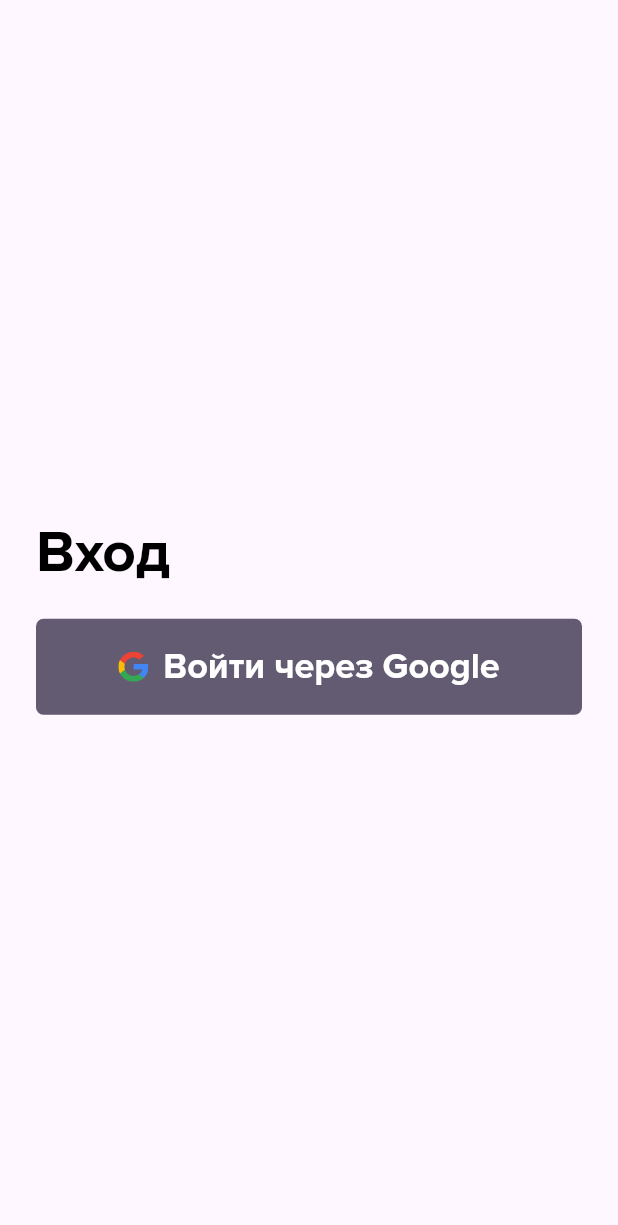
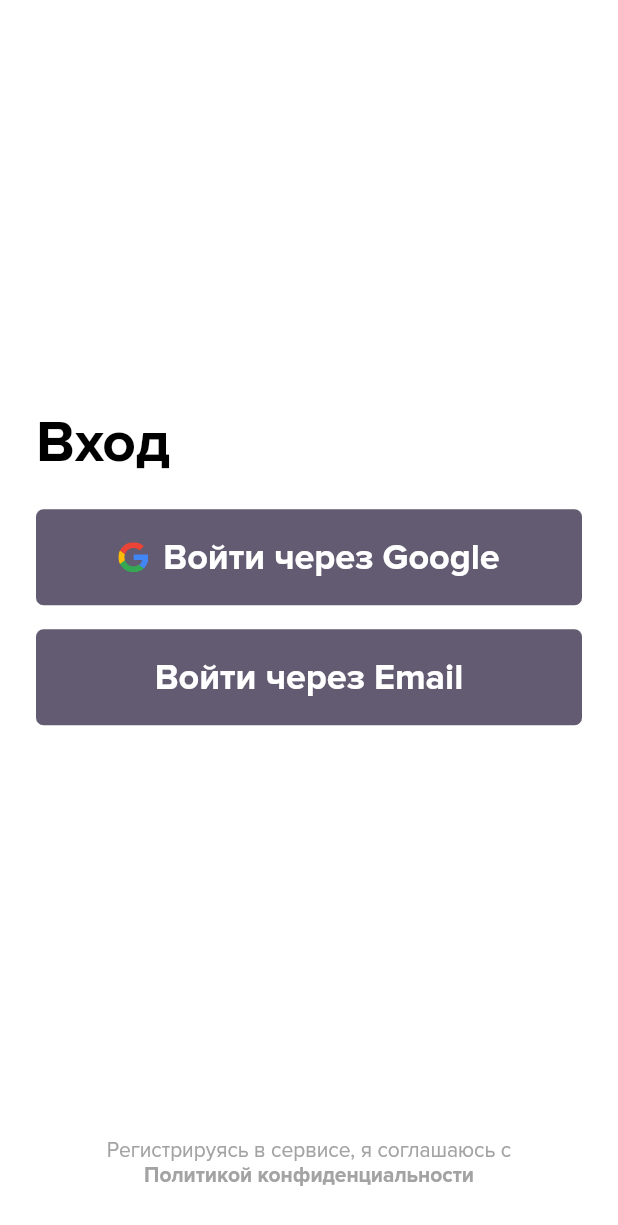
Before and after one commit to YaroslavGamayunov/quiz-app, a Flutter app: the screen it shows after launch, on a phone screen of 412 x 824 dp. Shown: the top 1225 px of the screen. Run offline on Flutter 3.47's test engine with Material 3 defaults, Android fonts, the phone set to English and light mode, and no system bars; our stand-ins replace flutter_svg.

Commit message:
Implement Login and Privacy policy pages

```diff
--- /dev/null
+++ b/assets/text/privacy_policy.txt
@@ -0,0 +1,5 @@
+Пользуясь сервисом, Вы доверяете нам свою личную информацию. Мы делаем все для обеспечения ее безопасности и в то же время предоставляем Вам возможность управлять своими данными.
+Внимательно изучите нашу Политику конфиденциальности, чтобы знать, какие сведения мы собираем, в каких целях их используем и как Вы можете их изменять, экспортировать или удалять.
+
+Чтобы наши правила были как можно более понятными, мы добавили в них примеры, видеоролики и определения.
+Мы периодически вносим в Политику конфиденциальности изменения, однако не намерены в будущем ограничивать права пользователей, описанные в настоящей Политике, без их явного согласия. Мы всегда указываем дату последних изменений, внесенных в Политику, и предоставляем доступ к ее прежним версиям. Если сделаны значительные поправки, то мы объявляем о них дополнительно, а в некоторых случаях можем присылать уведомления по электронной почте.
--- /dev/null
+++ b/lib/constants.dart
@@ -0,0 +1,3 @@
+import 'package:flutter/material.dart';
+
+const kSecondaryTextColor = Color(0xffa3a3a3);
--- a/lib/main.dart
+++ b/lib/main.dart
@@ -14,6 +14,9 @@ class MyApp extends StatelessWidget {
       theme: ThemeData(
         primaryColor: Color(0xff2079ff),
         primarySwatch: Colors.blue,
+        backgroundColor: Colors.white,
+        scaffoldBackgroundColor: Colors.white,
+        appBarTheme: AppBarTheme(elevation: 0, backgroundColor: Colors.white),
         fontFamily: 'ProximaNova',
 
         textTheme: TextTheme(
--- a/lib/screens/login.dart
+++ b/lib/screens/login.dart
@@ -1,5 +1,8 @@
 import 'package:flutter/material.dart';
 import 'package:flutter_svg/flutter_svg.dart';
+import 'package:pep/constants.dart';
+import 'package:pep/screens/privacy_policy.dart';
+import 'package:pep/screens/login_form.dart';
 import 'package:pep/util/widgets.dart';
 
 class LoginPage extends StatefulWidget {
@@ -13,19 +16,75 @@ class _LoginPageState extends State<LoginPage> {
   @override
   Widget build(BuildContext context) {
     return Scaffold(
-      body: Container(margin: EdgeInsets.symmetric(horizontal: 24), child:
-        Column(
+      body: Container(
+          margin: EdgeInsets.symmetric(horizontal: 24),
+          child: Column(
+            mainAxisSize: MainAxisSize.max,
             mainAxisAlignment: MainAxisAlignment.center,
             crossAxisAlignment: CrossAxisAlignment.start,
             children: <Widget>[
+              Spacer(),
               Text(
-              "Вход", style: Theme.of(context).textTheme.headline1!.copyWith(color: Colors.black),
+                "Вход",
+                style: Theme.of(context)
+                    .textTheme
+                    .headline1!
+                    .copyWith(color: Colors.black),
               ),
               SizedBox(height: 24),
-            PepButton(title: "Войти через Google", onTap: () { print("zxc"); }, icon: SvgPicture.asset("assets/ic_google.svg"),)
+              PepButton(
+                title: "Войти через Google",
+                onTap: () {
+                  print("zxc");
+                },
+                icon: SvgPicture.asset("assets/ic_google.svg"),
+              ),
+              SizedBox(height: 16),
+              PepButton(
+                title: "Войти через Email",
+                onTap: () {
+                  Navigator.of(context).push(
+                      MaterialPageRoute(builder: (context) => LoginForm()));
+                },
+                icon: null,
+              ),
+              Spacer(),
+              Container(
+                  alignment: Alignment.center,
+                  padding: EdgeInsets.only(bottom: 32),
+                  child: _PrivacyPolicy())
             ],
-        )
-      ),
+          )),
     );
   }
 }
+
+class _PrivacyPolicy extends StatelessWidget {
+  const _PrivacyPolicy({
+    Key? key,
+  }) : super(key: key);
+
+  @override
+  Widget build(BuildContext context) {
+    return GestureDetector(
+        onTap: () {
+          Navigator.push(context,
+              MaterialPageRoute(builder: (context) => PrivacyPolicy()));
+        },
+        child: RichText(
+            textAlign: TextAlign.center,
+            text: TextSpan(
+                text: "Регистрируясь в сервисе, я соглашаюсь с\n",
+                style: Theme.of(context)
+                    .textTheme
+                    .bodyText2!
+                    .copyWith(color: kSecondaryTextColor),
+                children: [
+                  TextSpan(
+                      text: "Политикой конфиденциальности",
+                      style: Theme.of(context).textTheme.bodyText2!.copyWith(
+                          color: kSecondaryTextColor,
+                          fontWeight: FontWeight.w700))
+                ])));
+  }
+}
--- a/pubspec.yaml
+++ b/pubspec.yaml
@@ -48,6 +48,7 @@ flutter:
   # To add assets to your application, add an assets section, like this:
   assets:
     - assets/
+    - assets/text/
 
   # An image asset can refer to one or more resolution-specific "variants", see
   # https://flutter.dev/assets-and-images/#resolution-aware.
```
Also changed, not shown: lib/screens/login_form.dart (added, +37 -0 lines), lib/screens/privacy_policy.dart (added, +61 -0 lines), lib/util/widgets.dart (+60 -12 lines), assets/ic_arrow_2.svg (added). Lines whose indentation alone changed are shown as unchanged.
